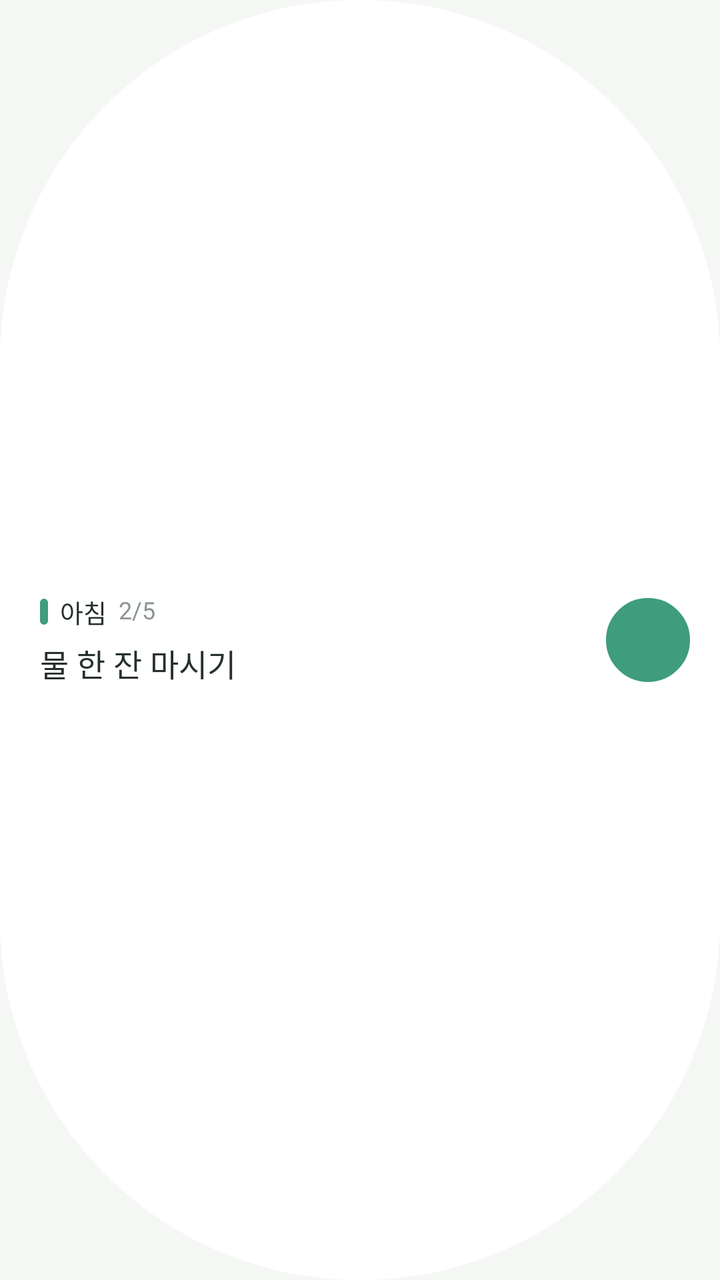
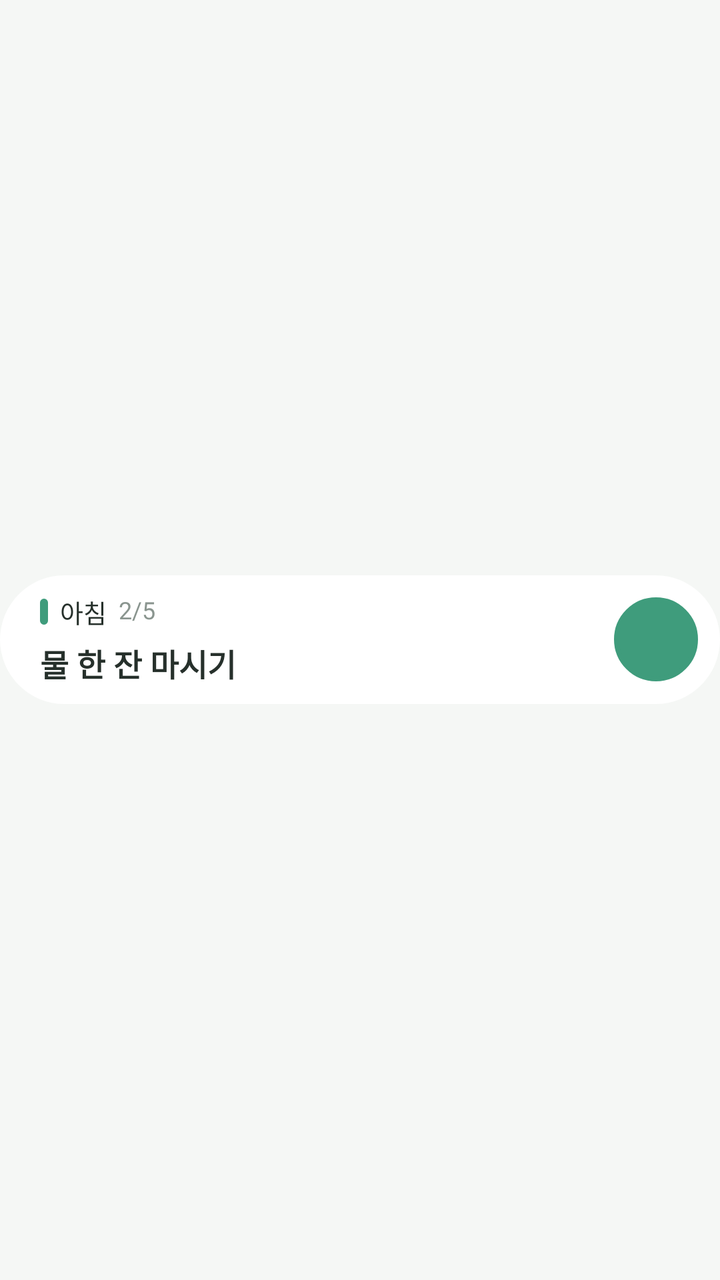

The first picture is an Android layout as it rendered before a commit; the second is the same layout after the commit. The layout source and the unified diff follow.
<!-- AndroidManifest.xml: application theme AppTheme -->
<!-- res/layout/widget_small.xml -->
<?xml version="1.0" encoding="utf-8"?>
<FrameLayout xmlns:android="http://schemas.android.com/apk/res/android"
    android:layout_width="match_parent" android:layout_height="match_parent">
    <ImageView android:id="@+id/widgetBgImg" android:layout_width="match_parent" android:layout_height="match_parent"
        android:scaleType="fitXY" android:src="@drawable/widget_capsule" />
    <LinearLayout android:layout_width="match_parent" android:layout_height="match_parent"
        android:orientation="horizontal" android:gravity="center_vertical"
        android:paddingStart="20dp" android:paddingEnd="10dp">
        <LinearLayout android:id="@+id/smallMain" android:layout_width="0dp" android:layout_height="match_parent" android:layout_weight="1"
            android:orientation="vertical" android:gravity="center_vertical">
            <LinearLayout android:layout_width="match_parent" android:layout_height="wrap_content"
                android:orientation="horizontal" android:gravity="center_vertical">
                <ImageView android:id="@+id/smallBar" android:layout_width="4dp" android:layout_height="13dp" android:src="@drawable/widget_vbar" android:tint="#3F9C7C" />
                <TextView android:id="@+id/smallTitle" android:layout_width="wrap_content" android:layout_height="wrap_content"
                    android:layout_marginStart="6dp" android:fontFamily="@font/pretendard_semibold" android:includeFontPadding="false"
                    android:textSize="12.5sp" android:maxLines="1" android:ellipsize="end" android:text="아침" android:textColor="#26302B" />
                <TextView android:id="@+id/smallCount" android:layout_width="wrap_content" android:layout_height="wrap_content"
                    android:layout_marginStart="6dp" android:fontFamily="@font/pretendard_regular" android:includeFontPadding="false"
                    android:textSize="12sp" android:maxLines="1" android:text="2/5" android:textColor="#8A958F" />
            </LinearLayout>
            <TextView android:id="@+id/smallName" android:layout_width="match_parent" android:layout_height="wrap_content"
                android:layout_marginTop="5dp" android:fontFamily="@font/pretendard_semibold" android:includeFontPadding="false"
                android:textSize="15.5sp" android:maxLines="1" android:ellipsize="end" android:text="물 한 잔 마시기" android:textColor="#26302B" />
            <Chronometer android:id="@+id/smallChrono" android:layout_width="wrap_content" android:layout_height="wrap_content"
                android:layout_marginTop="5dp" android:fontFamily="@font/pretendard_semibold" android:includeFontPadding="false"
                android:textSize="16sp" android:visibility="gone" />
        </LinearLayout>
        <FrameLayout android:id="@+id/smallBtn" android:layout_width="52dp" android:layout_height="52dp" android:layout_marginStart="6dp">
            <ImageView android:id="@+id/smallBtnBg" android:layout_width="42dp" android:layout_height="42dp" android:layout_gravity="center" android:src="@drawable/widget_ring_big" android:tint="#3F9C7C" />
            <TextView android:id="@+id/smallBtnText" android:layout_width="wrap_content" android:layout_height="wrap_content" android:layout_gravity="center"
                android:fontFamily="@font/pretendard_semibold" android:includeFontPadding="false" android:textSize="12.5sp" />
            <ImageView android:id="@+id/smallBtnIc" android:layout_width="20dp" android:layout_height="20dp" android:layout_gravity="center" android:src="@drawable/ic_w_check" android:visibility="gone" />
        </FrameLayout>
    </LinearLayout>
</FrameLayout>
<!-- resources referenced by this layout -->
<resources>
  <!-- drawable ic_w_check (drawable) -->
  <?xml version="1.0" encoding="utf-8"?>
  <vector xmlns:android="http://schemas.android.com/apk/res/android" android:width="20dp" android:height="20dp" android:viewportWidth="24" android:viewportHeight="24">
      <path android:pathData="M5,12.5l4.5,4.5L19,7.5" android:strokeColor="#FFFFFFFF" android:strokeWidth="2.6" android:strokeLineCap="round" android:strokeLineJoin="round" android:fillColor="#00000000" />
  </vector>
  <!-- drawable widget_capsule (drawable) -->
  <?xml version="1.0" encoding="utf-8"?>
  <shape xmlns:android="http://schemas.android.com/apk/res/android" android:shape="rectangle">
      <solid android:color="#FFFFFFFF" />
      <corners android:radius="200dp" />
  </shape>
  <!-- drawable widget_ring_big (drawable) -->
  <?xml version="1.0" encoding="utf-8"?>
  <shape xmlns:android="http://schemas.android.com/apk/res/android" android:shape="oval">
      <stroke android:width="2.2dp" android:color="#FFFFFFFF" />
      <size android:width="40dp" android:height="40dp" />
  </shape>
  <!-- drawable widget_vbar (drawable) -->
  <?xml version="1.0" encoding="utf-8"?>
  <shape xmlns:android="http://schemas.android.com/apk/res/android" android:shape="rectangle">
      <solid android:color="#FFFFFFFF" />
      <corners android:radius="2dp" />
      <size android:width="4dp" android:height="13dp" />
  </shape>
  <style name="AppTheme" parent="Theme.AppCompat.DayNight.NoActionBar">
          <item name="android:windowBackground">@color/appBg</item>
      </style>
  <color name="appBg">#F5F7F5</color>
</resources>

<!-- the commit's change to res/layout/widget_small.xml (unified diff, before → after) -->
@@ -1,12 +1,13 @@
 <?xml version="1.0" encoding="utf-8"?>
 <FrameLayout xmlns:android="http://schemas.android.com/apk/res/android"
     android:layout_width="match_parent" android:layout_height="match_parent">
+  <FrameLayout android:layout_width="match_parent" android:layout_height="wrap_content" android:layout_gravity="center_vertical">
     <ImageView android:id="@+id/widgetBgImg" android:layout_width="match_parent" android:layout_height="match_parent"
         android:scaleType="fitXY" android:src="@drawable/widget_capsule" />
-    <LinearLayout android:layout_width="match_parent" android:layout_height="match_parent"
+    <LinearLayout android:layout_width="match_parent" android:layout_height="wrap_content"
         android:orientation="horizontal" android:gravity="center_vertical"
-        android:paddingStart="20dp" android:paddingEnd="10dp">
-        <LinearLayout android:id="@+id/smallMain" android:layout_width="0dp" android:layout_height="match_parent" android:layout_weight="1"
+        android:paddingStart="20dp" android:paddingEnd="9dp" android:paddingTop="9dp" android:paddingBottom="9dp" android:minHeight="64dp">
+        <LinearLayout android:id="@+id/smallMain" android:layout_width="0dp" android:layout_height="wrap_content" android:layout_weight="1"
             android:orientation="vertical" android:gravity="center_vertical">
             <LinearLayout android:layout_width="match_parent" android:layout_height="wrap_content"
                 android:orientation="horizontal" android:gravity="center_vertical">
@@ -20,16 +21,17 @@
             </LinearLayout>
             <TextView android:id="@+id/smallName" android:layout_width="match_parent" android:layout_height="wrap_content"
                 android:layout_marginTop="5dp" android:fontFamily="@font/pretendard_semibold" android:includeFontPadding="false"
-                android:textSize="15.5sp" android:maxLines="1" android:ellipsize="end" android:text="물 한 잔 마시기" android:textColor="#26302B" />
+                android:textSize="15.5sp" android:textStyle="bold" android:maxLines="1" android:ellipsize="end" android:text="물 한 잔 마시기" android:textColor="#26302B" />
             <Chronometer android:id="@+id/smallChrono" android:layout_width="wrap_content" android:layout_height="wrap_content"
                 android:layout_marginTop="5dp" android:fontFamily="@font/pretendard_semibold" android:includeFontPadding="false"
-                android:textSize="16sp" android:visibility="gone" />
+                android:textSize="16sp" android:textStyle="bold" android:visibility="gone" />
         </LinearLayout>
-        <FrameLayout android:id="@+id/smallBtn" android:layout_width="52dp" android:layout_height="52dp" android:layout_marginStart="6dp">
+        <FrameLayout android:id="@+id/smallBtn" android:layout_width="46dp" android:layout_height="46dp" android:layout_marginStart="6dp">
             <ImageView android:id="@+id/smallBtnBg" android:layout_width="42dp" android:layout_height="42dp" android:layout_gravity="center" android:src="@drawable/widget_ring_big" android:tint="#3F9C7C" />
             <TextView android:id="@+id/smallBtnText" android:layout_width="wrap_content" android:layout_height="wrap_content" android:layout_gravity="center"
                 android:fontFamily="@font/pretendard_semibold" android:includeFontPadding="false" android:textSize="12.5sp" />
             <ImageView android:id="@+id/smallBtnIc" android:layout_width="20dp" android:layout_height="20dp" android:layout_gravity="center" android:src="@drawable/ic_w_check" android:visibility="gone" />
         </FrameLayout>
     </LinearLayout>
+  </FrameLayout>
 </FrameLayout>
